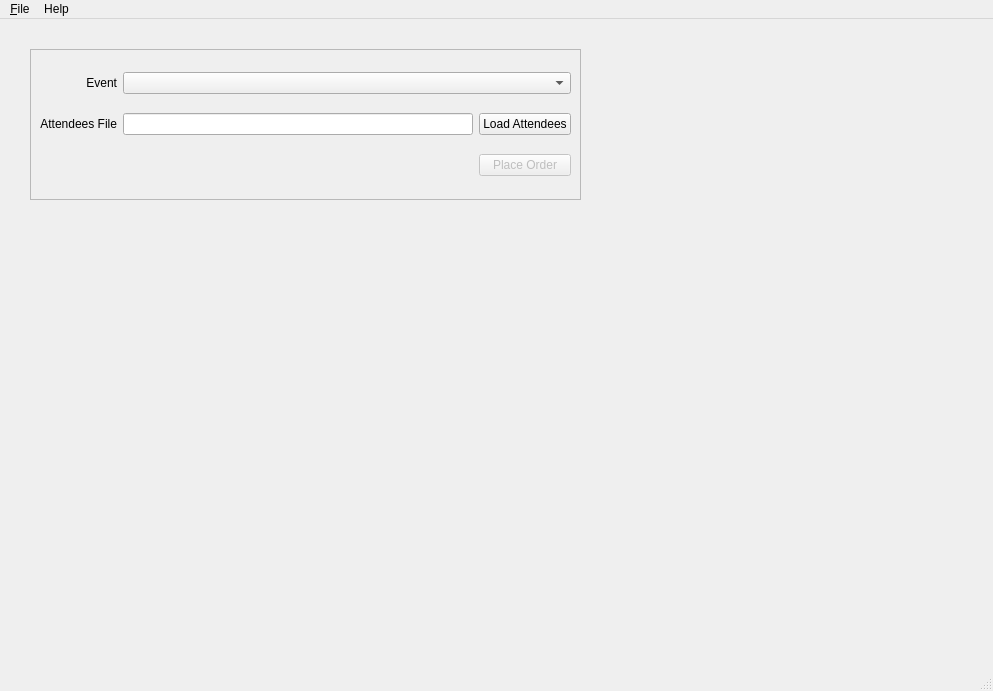
Above: mass_signup.ui from boscokclau/mass_signup before the change. Below: the same form after it.
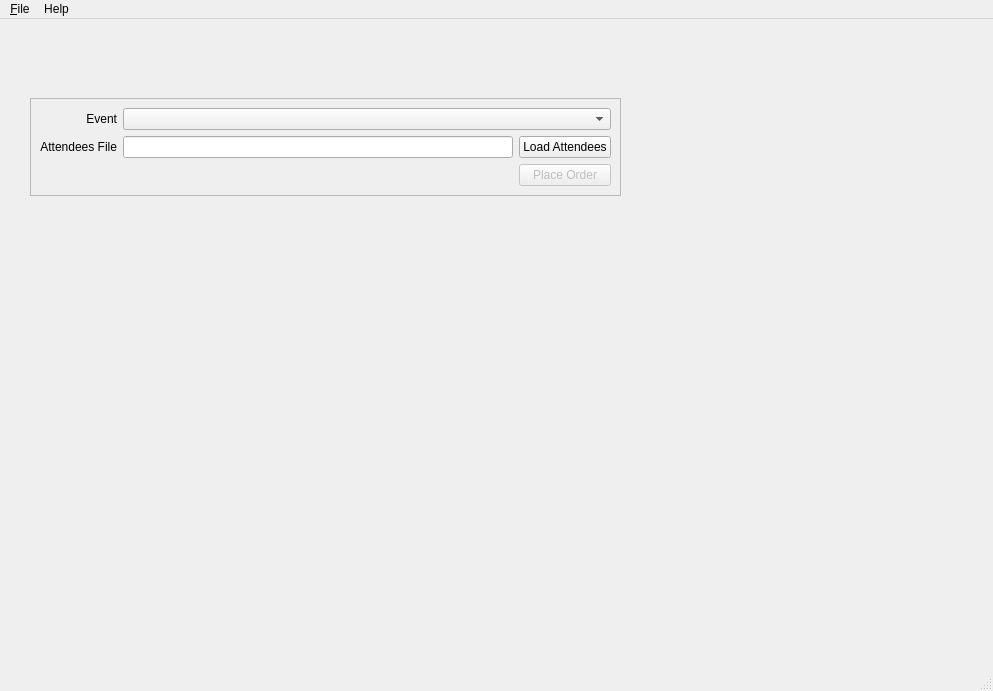
That is the form after the change.

Commit message: Print buyer name at the top of the window.

What changed in the file:
```diff
--- a/mass_signup.ui
+++ b/mass_signup.ui
@@ -20,15 +20,32 @@
    <string>OLMV Mass Multi-attendee Registration</string>
   </property>
   <widget class="QWidget" name="centralwidget">
-   <widget class="QFrame" name="frame">
+   <widget class="QWidget" name="">
     <property name="geometry">
      <rect>
       <x>30</x>
-      <y>30</y>
-      <width>551</width>
-      <height>151</height>
+      <y>20</y>
+      <width>591</width>
+      <height>157</height>
      </rect>
     </property>
+    <layout class="QGridLayout" name="gridLayout_2">
+     <item row="0" column="0">
+      <widget class="QLabel" name="lblBuyerName">
+       <property name="font">
+        <font>
+         <pointsize>20</pointsize>
+         <weight>75</weight>
+         <bold>true</bold>
+        </font>
+       </property>
+       <property name="text">
+        <string/>
+       </property>
+      </widget>
+     </item>
+     <item row="1" column="0">
+      <widget class="QFrame" name="frame">
     <property name="frameShape">
      <enum>QFrame::StyledPanel</enum>
     </property>
@@ -78,6 +95,9 @@
      </item>
      <item row="2" column="1">
       <widget class="QLineEdit" name="txtAttendeesFilePath"/>
+        </item>
+       </layout>
+      </widget>
      </item>
     </layout>
    </widget>
```
Lines whose indentation alone changed are shown as unchanged. The commit also changes 1 other file.
